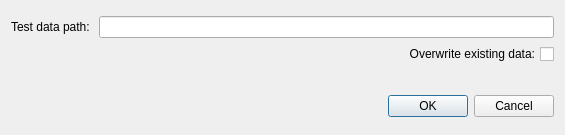
Before: the Qt Designer form designer/testdatapicker.ui in DTOcean/dtocean-app, drawn with Qt 5.
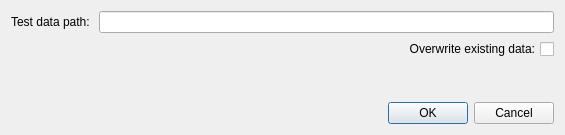
After: the same form once the commit is applied.

Commit message: Fix squeezing in test data picker

Diff of the .ui file:
```diff
--- a/designer/testdatapicker.ui
+++ b/designer/testdatapicker.ui
@@ -90,12 +90,12 @@
       <enum>Qt::Vertical</enum>
      </property>
      <property name="sizeType">
-      <enum>QSizePolicy::Fixed</enum>
+      <enum>QSizePolicy::Expanding</enum>
      </property>
      <property name="sizeHint" stdset="0">
       <size>
        <width>10</width>
-       <height>20</height>
+       <height>5</height>
       </size>
      </property>
     </spacer>
```
